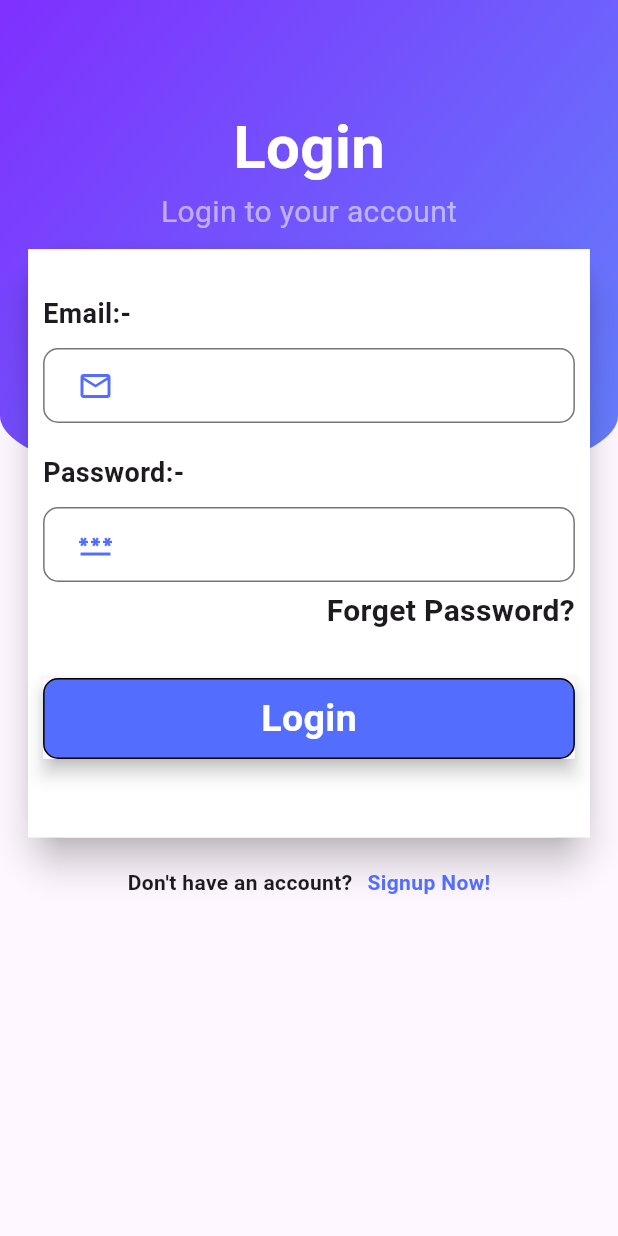
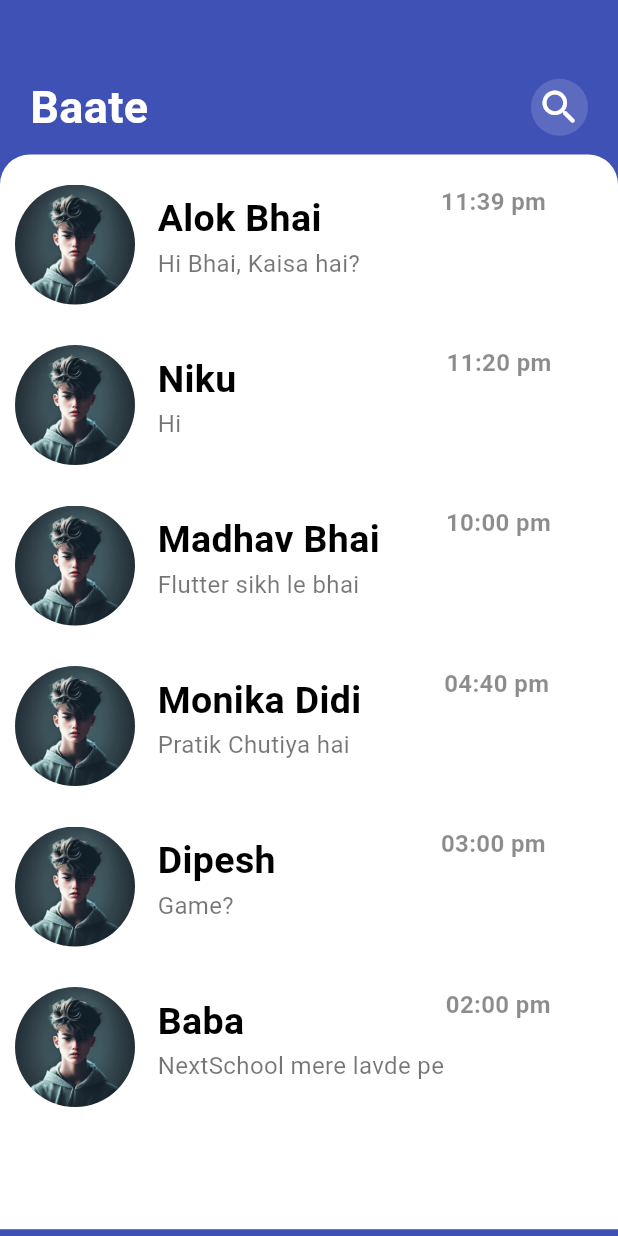
Before and after one commit to Alok-Mishra89/baate, a Flutter app: the screen it shows after launch, on a phone screen of 412 x 824 dp. Run offline on Flutter 3.47's test engine with Material 3 defaults, Android fonts, the phone set to English and light mode, and no system bars.

Commit message:
home screen added with dummy user

```diff
--- a/lib/main.dart
+++ b/lib/main.dart
@@ -1,3 +1,4 @@
+import 'package:baatein/pages/home.dart';
 import 'package:baatein/pages/signup_page.dart';
 import 'package:flutter/material.dart';
 import 'pages/login_page.dart';
@@ -16,7 +17,7 @@ class _BaateState extends State<Baate> {
     return const MaterialApp(
       debugShowCheckedModeBanner: false,
       home:  Scaffold(
-        body: Login_Page(),
+        body: home(),
       ),
     );
   }
--- /dev/null
+++ b/lib/pages/home.dart
@@ -0,0 +1,218 @@
+import 'package:flutter/material.dart';
+
+class home extends StatefulWidget {
+  const home({super.key});
+
+  @override
+  State<home> createState() => _homeState();
+}
+
+class _homeState extends State<home> {
+  @override
+  Widget build(BuildContext context) {
+    return Scaffold(
+      backgroundColor: Colors.indigo,
+      body: Container(
+        child: Column(
+          children: [
+            Padding(
+              padding: const EdgeInsets.only(
+                  left: 20.0, right: 20.0, top: 50.0, bottom: 10.0),
+              child: Row(
+                mainAxisAlignment: MainAxisAlignment.spaceBetween,
+                children: [
+                  const Text(
+                    "Baate",
+                    style: TextStyle(
+                        fontWeight: FontWeight.bold,
+                        color: Colors.white,
+                        fontSize: 30),
+                  ),
+                  Container(
+                      padding: const EdgeInsets.all(4),
+                      decoration: BoxDecoration(
+                          color: Colors.indigo.shade400,
+                          borderRadius: BorderRadius.circular(20)),
+                      child: const Icon(
+                        Icons.search_rounded,
+                        color: Colors.white,
+                        size: 30,
+                      )),
+                ],
+              ),
+            ),
+            Container(
+              padding: const EdgeInsets.symmetric(vertical: 20.0, horizontal: 10.0),
+              width: MediaQuery.of(context).size.width,
+              height: MediaQuery.of(context).size.height / 1.15,
+              decoration: const BoxDecoration(
+                  color: Colors.white,
+                  borderRadius: BorderRadius.only(
+                      topLeft: Radius.circular(20),
+                      topRight: Radius.circular(20))),
+              child: Column(
+                children: [
+                  Row(
+                    crossAxisAlignment: CrossAxisAlignment.start ,
+                    children: [
+                      ClipRRect(
+                        borderRadius: BorderRadius.circular(50),
+                        child: Image.asset(
+                          "assests/images/Photo.webp",
+                          height: 80,
+                          width: 80,
+                          fit: BoxFit.cover,
+                        ),
+                      ),
+                      const SizedBox(width: 15),
+                      const Column(
+                        crossAxisAlignment: CrossAxisAlignment.start,
+                        children: [
+                          SizedBox(height: 5,),
+                          Text("Alok Bhai", style: TextStyle(fontWeight: FontWeight.bold, fontSize: 25, color: Colors.black),),
+                          Text("Hi Bhai, Kaisa hai?", style: TextStyle(fontSize: 16, color: Colors.black54),)
+                        ],
+                      ),
+                      SizedBox(width: 54,),
+                      Text("11:39 pm", style: TextStyle(fontWeight: FontWeight.bold, fontSize: 16, color: Colors.black45),)
+                    ],
+                  ),
+                  SizedBox(height: 27,),
+                  Row(
+                    crossAxisAlignment: CrossAxisAlignment.start ,
+                    children: [
+                      ClipRRect(
+                        borderRadius: BorderRadius.circular(50),
+                        child: Image.asset(
+                          "assests/images/Photo.webp",
+                          height: 80,
+                          width: 80,
+                          fit: BoxFit.cover,
+                        ),
+                      ),
+                      const SizedBox(width: 15),
+                      const Column(
+                        crossAxisAlignment: CrossAxisAlignment.start,
+                        children: [
+                          SizedBox(height: 5,),
+                          Text("Niku", style: TextStyle(fontWeight: FontWeight.bold, fontSize: 25, color: Colors.black),),
+                          Text("Hi", style: TextStyle(fontSize: 16, color: Colors.black54),)
+                        ],
+                      ),
+                      SizedBox(width: 140,),
+                      Text("11:20 pm", style: TextStyle(fontWeight: FontWeight.bold, fontSize: 16, color: Colors.black45),)
+                    ],
+                  ),
+                  SizedBox(height: 27,),
+                  Row(
+                    crossAxisAlignment: CrossAxisAlignment.start ,
+                    children: [
+                      ClipRRect(
+                        borderRadius: BorderRadius.circular(50),
+                        child: Image.asset(
+                          "assests/images/Photo.webp",
+                          height: 80,
+                          width: 80,
+                          fit: BoxFit.cover,
+                        ),
+                      ),
+                      const SizedBox(width: 15),
+                      const Column(
+                        crossAxisAlignment: CrossAxisAlignment.start,
+                        children: [
+                          SizedBox(height: 5,),
+                          Text("Madhav Bhai", style: TextStyle(fontWeight: FontWeight.bold, fontSize: 25, color: Colors.black),),
+                          Text("Flutter sikh le bhai", style: TextStyle(fontSize: 16, color: Colors.black54),)
+                        ],
+                      ),
+                      SizedBox(width: 44,),
+                      Text("10:00 pm", style: TextStyle(fontWeight: FontWeight.bold, fontSize: 16, color: Colors.black45),)
+                    ],
+                  ),
+                  SizedBox(height: 27,),
+                  Row(
+                    crossAxisAlignment: CrossAxisAlignment.start ,
+                    children: [
+                      ClipRRect(
+                        borderRadius: BorderRadius.circular(50),
+                        child: Image.asset(
+                          "assests/images/Photo.webp",
+                          height: 80,
+                          width: 80,
+                          fit: BoxFit.cover,
+                        ),
+                      ),
+                      const SizedBox(width: 15),
+                      const Column(
+                        crossAxisAlignment: CrossAxisAlignment.start,
+                        children: [
+                          SizedBox(height: 5,),
+                          Text("Monika Didi", style: TextStyle(fontWeight: FontWeight.bold, fontSize: 25, color: Colors.black),),
+                          Text("Pratik Chutiya hai", style: TextStyle(fontSize: 16, color: Colors.black54),)
+                        ],
+                      ),
+                      SizedBox(width: 55,),
+                      Text("04:40 pm", style: TextStyle(fontWeight: FontWeight.bold, fontSize: 16, color: Colors.black45),)
+                    ],
+                  ),
+                  SizedBox(height: 27,),
+                  Row(
+                    crossAxisAlignment: CrossAxisAlignment.start ,
+                    children: [
+                      ClipRRect(
+                        borderRadius: BorderRadius.circular(50),
+                        child: Image.asset(
+                          "assests/images/Photo.webp",
+                          height: 80,
+                          width: 80,
+                          fit: BoxFit.cover,
+                        ),
+                      ),
+                      const SizedBox(width: 15),
+                      const Column(
+                        crossAxisAlignment: CrossAxisAlignment.start,
+                        children: [
+                          SizedBox(height: 5,),
+                          Text("Dipesh", style: TextStyle(fontWeight: FontWeight.bold, fontSize: 25, color: Colors.black),),
+                          Text("Game?", style: TextStyle(fontSize: 16, color: Colors.black54),)
+                        ],
+                      ),
+                      SizedBox(width: 110,),
+                      Text("03:00 pm", style: TextStyle(fontWeight: FontWeight.bold, fontSize: 16, color: Colors.black45),)
+                    ],
+                  ),
+                  SizedBox(height: 27,),
+                  Row(
+                    crossAxisAlignment: CrossAxisAlignment.start ,
+                    children: [
+                      ClipRRect(
+                        borderRadius: BorderRadius.circular(50),
+                        child: Image.asset(
+                          "assests/images/Photo.webp",
+                          height: 80,
+                          width: 80,
+                          fit: BoxFit.cover,
+                        ),
+                      ),
+                      const SizedBox(width: 15),
+                      const Column(
+                        crossAxisAlignment: CrossAxisAlignment.start,
+                        children: [
+                          SizedBox(height: 5,),
+                          Text("Baba", style: TextStyle(fontWeight: FontWeight.bold, fontSize: 25, color: Colors.black),),
+                          Text("NextSchool mere lavde pe", style: TextStyle(fontSize: 16, color: Colors.black54),)
+                        ],
+                      ),
+                      SizedBox(width: 1,),
+                      Text("02:00 pm", style: TextStyle(fontWeight: FontWeight.bold, fontSize: 16, color: Colors.black45),)
+                    ],
+                  )
+                ],
+              ),
+            ),
+          ],
+        ),
+      ),
+    );
+  }
+}
--- a/pubspec.yaml
+++ b/pubspec.yaml
@@ -30,6 +30,7 @@ environment:
 dependencies:
   flutter:
     sdk: flutter
+  video_player: ^2.8.2
 
 
   # The following adds the Cupertino Icons font to your application.
@@ -59,9 +60,8 @@ flutter:
   uses-material-design: true
 
   # To add assets to your application, add an assets section, like this:
-  # assets:
-  #   - images/a_dot_burr.jpeg
-  #   - images/a_dot_ham.jpeg
+  assets:
+    - assests/images/Photo.webp
 
   # An image asset can refer to one or more resolution-specific "variants", see
   # https://flutter.dev/assets-and-images/#resolution-aware
```
Also changed, not shown: assests/images/Photo.webp (added), pubspec.lock, 19 other files.
